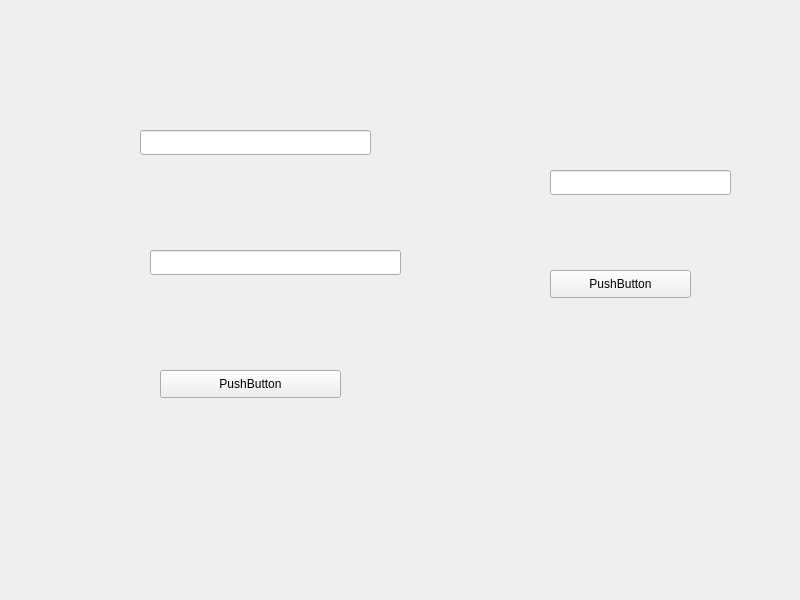
Ea1XonCodeHou/CodeText, file client/client.ui: the form before one commit.
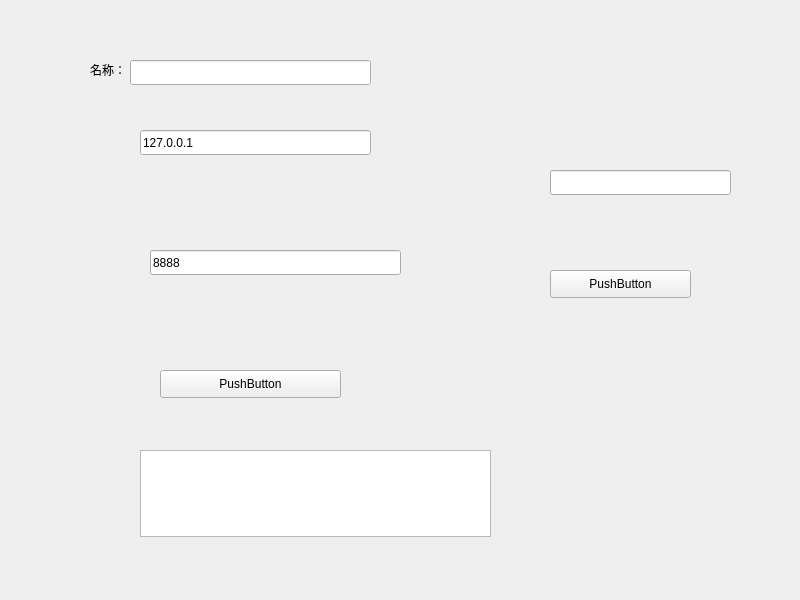
The form after the commit.

```diff
--- a/client/client.ui
+++ b/client/client.ui
@@ -48,6 +48,9 @@
      <height>25</height>
     </rect>
    </property>
+   <property name="text">
+    <string>127.0.0.1</string>
+   </property>
   </widget>
   <widget class="QLineEdit" name="lineEdit_2">
    <property name="geometry">
@@ -58,6 +61,9 @@
      <height>25</height>
     </rect>
    </property>
+   <property name="text">
+    <string>8888</string>
+   </property>
   </widget>
   <widget class="QLineEdit" name="lineEdit_3">
    <property name="geometry">
@@ -69,6 +75,42 @@
     </rect>
    </property>
   </widget>
+  <widget class="QLineEdit" name="lineEdit_4">
+   <property name="geometry">
+    <rect>
+     <x>130</x>
+     <y>60</y>
+     <width>241</width>
+     <height>25</height>
+    </rect>
+   </property>
+  </widget>
+  <widget class="QLabel" name="label">
+   <property name="geometry">
+    <rect>
+     <x>90</x>
+     <y>60</y>
+     <width>41</width>
+     <height>19</height>
+    </rect>
+   </property>
+   <property name="text">
+    <string>名称：</string>
+   </property>
+  </widget>
+  <widget class="QTextEdit" name="textEdit">
+   <property name="geometry">
+    <rect>
+     <x>140</x>
+     <y>450</y>
+     <width>351</width>
+     <height>87</height>
+    </rect>
+   </property>
+   <property name="readOnly">
+    <bool>true</bool>
+   </property>
+  </widget>
  </widget>
  <resources/>
  <connections/>
```
